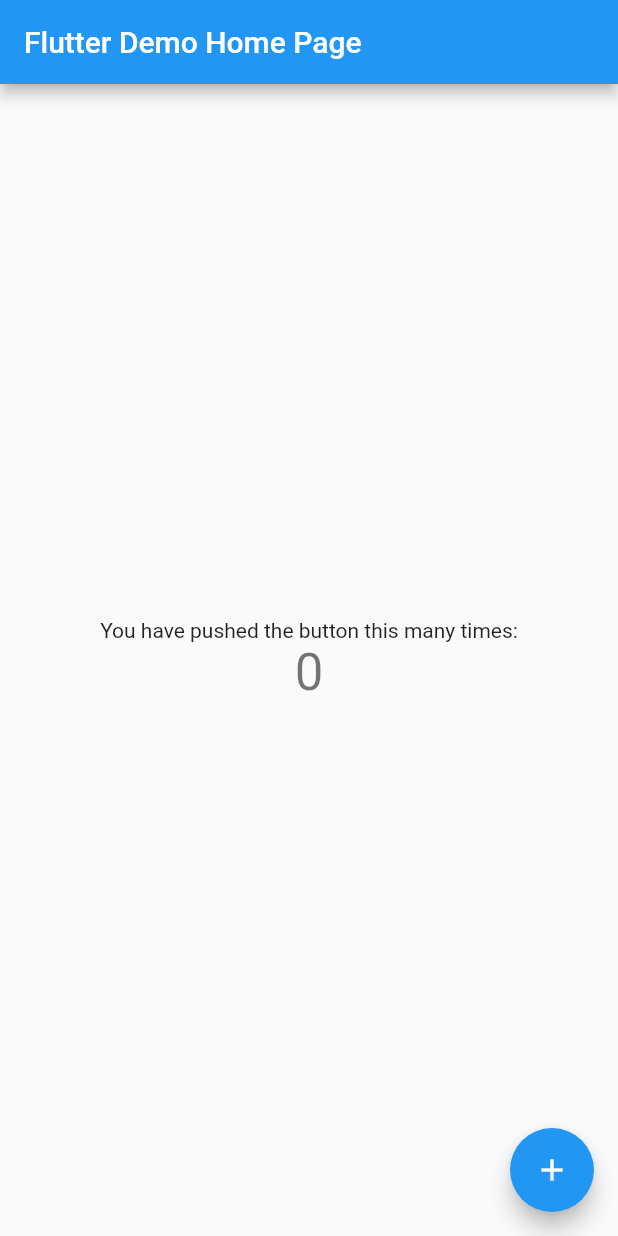
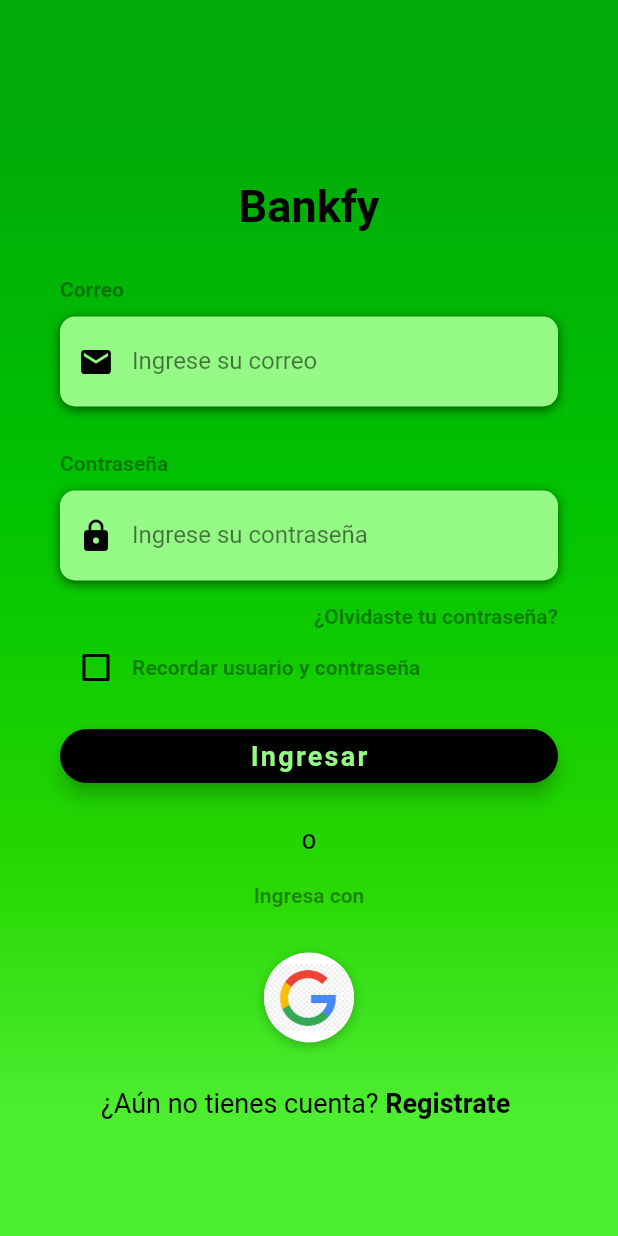
Before and after one commit to jorge97710/BankFy, a Flutter app: the screen it shows after launch, on a phone screen of 412 x 824 dp. Run offline on Flutter 3.47's test engine with Material 2 defaults, Android fonts, the phone set to English and light mode, and no system bars; Roboto replaces fonts that are missing (OpenSans).

Commit message:
Se sube la ventana de Login

```diff
--- /dev/null
+++ b/bankfy_app/lib/LoginScreen/login_screen.dart
@@ -0,0 +1,298 @@
+import 'package:bankfyapp/utilities/constants.dart';
+import 'package:flutter/material.dart';
+import 'package:flutter/services.dart';
+
+class LoginScreen extends StatefulWidget {
+  @override
+  _LoginScreenState createState() => _LoginScreenState();
+}
+
+class _LoginScreenState extends State<LoginScreen> {
+  bool _rememberMe = false;
+
+  Widget _buildEmailTF() {
+    return Column(
+      crossAxisAlignment: CrossAxisAlignment.start,
+      children: <Widget>[
+        Text(
+          'Correo',
+          style: kLabelStyle,
+        ),
+        SizedBox(height: 10.0),
+        Container(
+          alignment: Alignment.centerLeft,
+          decoration: kBoxDecorationStyle,
+          height: 60.0,
+          child: TextField(
+            keyboardType: TextInputType.emailAddress,
+            style: TextStyle(
+              color: Colors.black,
+              fontFamily: 'OpenSans'
+            ),
+            decoration: InputDecoration(
+              border: InputBorder.none,
+              contentPadding: EdgeInsets.only(top: 14.0),
+              prefixIcon: Icon(
+                Icons.email,
+                color: Colors.black,
+              ),
+              hintText: 'Ingrese su correo',
+              hintStyle: kHintTextStyle,
+            ),
+          ),
+        )
+      ],
+    );
+  }
+
+  Widget _buildPasswordTF() {
+    return Column(
+      crossAxisAlignment: CrossAxisAlignment.start,
+      children: <Widget>[
+        Text(
+          'Contraseña',
+          style: kLabelStyle,
+        ),
+        SizedBox(height: 10.0),
+        Container(
+          alignment: Alignment.centerLeft,
+          decoration: kBoxDecorationStyle,
+          height: 60.0,
+          child: TextField(
+            obscureText: true,
+            style: TextStyle(
+              color: Colors.black,
+              fontFamily: 'OpenSans'
+              ),
+            decoration: InputDecoration(
+              border: InputBorder.none,
+              contentPadding: EdgeInsets.only(top: 14.0),
+              prefixIcon: Icon(
+                Icons.lock,
+                color: Colors.black,
+              ),
+              hintText: 'Ingrese su contraseña',
+              hintStyle: kHintTextStyle,
+            ),
+          ),
+        )
+      ],
+    );
+  }
+
+  Widget _buildForgotPasswordBtn() {
+    return Container(
+      alignment: Alignment.centerRight,
+      child: FlatButton(
+        onPressed: () => print('Forgot Password Button Pressed'),
+        padding: EdgeInsets.only(right: 0.0),
+        child: Text(
+          '¿Olvidaste tu contraseña?',
+          style: kLabelStyle,
+        ),
+      ),
+    );
+  }
+
+  Widget _buildRememberMeCheckbox() {
+    return Container(
+      height: 20.0,
+      child: Row(
+        children: <Widget>[
+          Theme(
+            data: ThemeData(unselectedWidgetColor: Colors.black),
+            child: Checkbox(
+              value: _rememberMe,
+              checkColor: Colors.green,
+              activeColor: Colors.black,
+              onChanged: (value) {
+                setState(() {
+                  _rememberMe = value;
+                });
+              },
+            ),
+          ),
+          Text(
+            'Recordar usuario y contraseña',
+            style: kLabelStyle,
+          ),
+        ],
+      ),
+    );
+  }
+
+  Widget _buildLoginBtn() {
+    return Container(
+      padding: EdgeInsets.symmetric(vertical: 25.0),
+      width: double.infinity,
+      child: RaisedButton(
+        elevation: 5.0,
+        onPressed: () => print('Login Button Pressed'),
+        padding: EdgeInsets.all(5.0),
+        shape: RoundedRectangleBorder(
+          borderRadius: BorderRadius.circular(30.0),
+        ),
+        color: Colors.black,
+        child: Text(
+          'Ingresar',
+          style: TextStyle(
+            color: Color(0xFF95F985),
+            letterSpacing: 1.5,
+            fontSize: 18.0,
+            fontWeight: FontWeight.bold,
+            fontFamily: 'OpenSans',
+          ),
+        ),
+      ),
+    );
+  }
+
+  Widget _buildSignInWithText() {
+    return Column(
+      children: <Widget>[
+        Text(
+          ' O ',
+          style: TextStyle(
+            color: Colors.black,
+            fontWeight: FontWeight.w500,
+          ),
+        ),
+        SizedBox(height: 20.0),
+        Text(
+          'Ingresa con',
+          style: kLabelStyle,
+        ),
+      ],
+    );
+  }
+
+  Widget _buildGoogleEmail(Function onTap, AssetImage logo) {
+    return GestureDetector(
+      onTap: onTap,
+      child: Container(
+        height: 60.0,
+        width: 60.0,
+        decoration: BoxDecoration(
+          shape: BoxShape.circle,
+          color: Colors.white,
+          boxShadow: [
+            BoxShadow(
+              color: Colors.black26,
+              offset: Offset(0, 2),
+              blurRadius: 6.0,
+            ),
+          ],
+          image: DecorationImage(
+            image: logo,
+          )
+        ),
+      ),
+    );
+  }
+
+  Widget _buildButonsSignIn() {
+    return Padding(
+      padding: EdgeInsets.symmetric(vertical: 30.0),
+      child: Row(
+        mainAxisAlignment: MainAxisAlignment.spaceEvenly,
+        children: <Widget>[
+          _buildGoogleEmail(
+            () => print('Ingresando con Google'),
+            AssetImage(
+              'assets/logos/google.jpg',
+            ),
+          ),
+        ],
+      ),
+    );
+  }
+
+  Widget _buildSingUpBtn() {
+    return GestureDetector(
+      onTap: () => print('Sing Up button Pressed'),
+      child: RichText(
+        text: TextSpan(
+          children:[
+            TextSpan(
+              text: '¿Aún no tienes cuenta? ',
+              style: TextStyle(
+                color: Colors.black,
+                fontSize: 18.0,
+                fontWeight: FontWeight.w400,
+              ),
+            ),
+            TextSpan(
+              text: 'Registrate ',
+              style: TextStyle(
+                color: Colors.black,
+                fontSize: 18.0,
+                fontWeight: FontWeight.bold,
+              ),
+            ),
+          ],
+        ),
+      ),
+    );
+  }
+
+  @override
+  Widget build(BuildContext context) {
+    return Scaffold(
+      body: Stack(
+        children: <Widget>[
+          Container(
+            height: double.infinity,
+            width: double.infinity,
+            decoration: BoxDecoration(
+              gradient: LinearGradient(
+                begin: Alignment.topCenter,
+                end: Alignment.bottomCenter,
+                colors: [
+                  Color(0xFF00AB08),
+                  Color(0xFF00C301),
+                  Color(0xFF26D701),
+                  Color(0xFF4DED30),
+                ],
+                stops: [0.1, 0.4, 0.7, 0.9]
+              )
+            ),
+          ),
+          Container(
+            height: double.infinity,
+            child: SingleChildScrollView(
+              physics: AlwaysScrollableScrollPhysics(),
+              padding: EdgeInsets.symmetric(
+                horizontal: 40.0,
+                vertical: 120.0,
+              ),
+              child: Column(
+                mainAxisAlignment: MainAxisAlignment.center,
+                children: <Widget>[
+                  Text(
+                    'Bankfy',
+                    style: TextStyle(
+                      color: Colors.black,
+                      fontFamily: 'OpenSans',
+                      fontSize: 30.0,
+                      fontWeight: FontWeight.bold,
+                    ),
+                  ),
+                  SizedBox(height: 30.0),
+                  _buildEmailTF(),
+                  SizedBox(height: 30.0),
+                  _buildPasswordTF(),
+                  _buildForgotPasswordBtn(),
+                  _buildRememberMeCheckbox(),
+                  _buildLoginBtn(),
+                  _buildSignInWithText(),
+                  _buildButonsSignIn(),
+                  _buildSingUpBtn(),
+                ],
+              ),
+            ),
+          )
+        ],
+      ),
+    );
+  }
+}
--- a/bankfy_app/lib/main.dart
+++ b/bankfy_app/lib/main.dart
@@ -1,4 +1,5 @@
 import 'package:flutter/material.dart';
+import 'LoginScreen/login_screen.dart';
 
 void main() => runApp(MyApp());
 
@@ -7,105 +8,105 @@ class MyApp extends StatelessWidget {
   @override
   Widget build(BuildContext context) {
     return MaterialApp(
-      title: 'Flutter Demo',
-      theme: ThemeData(
-        // This is the theme of your application.
-        //
-        // Try running your application with "flutter run". You'll see the
-        // application has a blue toolbar. Then, without quitting the app, try
-        // changing the primarySwatch below to Colors.green and then invoke
-        // "hot reload" (press "r" in the console where you ran "flutter run",
-        // or simply save your changes to "hot reload" in a Flutter IDE).
-        // Notice that the counter didn't reset back to zero; the application
-        // is not restarted.
-        primarySwatch: Colors.blue,
-      ),
-      home: MyHomePage(title: 'Flutter Demo Home Page'),
+      // title: 'Flutter Demo',
+      // theme: ThemeData(
+      //   // This is the theme of your application.
+      //   //
+      //   // Try running your application with "flutter run". You'll see the
+      //   // application has a blue toolbar. Then, without quitting the app, try
+      //   // changing the primarySwatch below to Colors.green and then invoke
+      //   // "hot reload" (press "r" in the console where you ran "flutter run",
+      //   // or simply save your changes to "hot reload" in a Flutter IDE).
+      //   // Notice that the counter didn't reset back to zero; the application
+      //   // is not restarted.
+      //   primarySwatch: Colors.blue,
+      // ),
+      home: LoginScreen(),
     );
   }
 }
 
-class MyHomePage extends StatefulWidget {
-  MyHomePage({Key key, this.title}) : super(key: key);
+// class MyHomePage extends StatefulWidget {
+//   MyHomePage({Key key, this.title}) : super(key: key);
 
-  // This widget is the home page of your application. It is stateful, meaning
-  // that it has a State object (defined below) that contains fields that affect
-  // how it looks.
+//   // This widget is the home page of your application. It is stateful, meaning
+//   // that it has a State object (defined below) that contains fields that affect
+//   // how it looks.
 
-  // This class is the configuration for the state. It holds the values (in this
-  // case the title) provided by the parent (in this case the App widget) and
-  // used by the build method of the State. Fields in a Widget subclass are
-  // always marked "final".
+//   // This class is the configuration for the state. It holds the values (in this
+//   // case the title) provided by the parent (in this case the App widget) and
+//   // used by the build method of the State. Fields in a Widget subclass are
+//   // always marked "final".
 
-  final String title;
+//   final String title;
 
-  @override
-  _MyHomePageState createState() => _MyHomePageState();
-}
+//   @override
+//   _MyHomePageState createState() => _MyHomePageState();
+// }
 
-class _MyHomePageState extends State<MyHomePage> {
-  int _counter = 0;
+// class _MyHomePageState extends State<MyHomePage> {
+//   int _counter = 0;
 
-  void _incrementCounter() {
-    setState(() {
-      // This call to setState tells the Flutter framework that something has
-      // changed in this State, which causes it to rerun the build method below
-      // so that the display can reflect the updated values. If we changed
-      // _counter without calling setState(), then the build method would not be
-      // called again, and so nothing would appear to happen.
-      _counter++;
-    });
-  }
+//   void _incrementCounter() {
+//     setState(() {
+//       // This call to setState tells the Flutter framework that something has
+//       // changed in this State, which causes it to rerun the build method below
+//       // so that the display can reflect the updated values. If we changed
+//       // _counter without calling setState(), then the build method would not be
+//       // called again, and so nothing would appear to happen.
+//       _counter++;
+//     });
+//   }
 
-  @override
-  Widget build(BuildContext context) {
-    // This method is rerun every time setState is called, for instance as done
-    // by the _incrementCounter method above.
-    //
-    // The Flutter framework has been optimized to make rerunning build methods
-    // fast, so that you can just rebuild anything that needs updating rather
-    // than having to individually change instances of widgets.
-    return Scaffold(
-      appBar: AppBar(
-        // Here we take the value from the MyHomePage object that was created by
-        // the App.build method, and use it to set our appbar title.
-        title: Text(widget.title),
-      ),
-      body: Center(
-        // Center is a layout widget. It takes a single child and positions it
-        // in the middle of the parent.
-        child: Column(
-          // Column is also a layout widget. It takes a list of children and
-          // arranges them vertically. By default, it sizes itself to fit its
-          // children horizontally, and tries to be as tall as its parent.
-          //
-          // Invoke "debug painting" (press "p" in the console, choose the
-          // "Toggle Debug Paint" action from the Flutter Inspector in Android
-          // Studio, or the "Toggle Debug Paint" command in Visual Studio Code)
-          // to see the wireframe for each widget.
-          //
-          // Column has various properties to control how it sizes itself and
-          // how it positions its children. Here we use mainAxisAlignment to
-          // center the children vertically; the main axis here is the vertical
-          // axis because Columns are vertical (the cross axis would be
-          // horizontal).
-          mainAxisAlignment: MainAxisAlignment.center,
-          children: <Widget>[
-            Text(
-              'You have pushed the button this many times:',
-            ),
-            Text(
-              '$_counter',
-              style: Theme.of(context).textTheme.display1,
-            ),
-          ],
-        ),
-      ),
-      floatingActionButton: FloatingActionButton(
-        onPressed: _incrementCounter,
-        tooltip: 'Increment',
-        child: Icon(Icons.add),
-      ), // This trailing comma makes auto-formatting nicer for build methods.
-    );
-  }
-}
+//   @override
+//   Widget build(BuildContext context) {
+//     // This method is rerun every time setState is called, for instance as done
+//     // by the _incrementCounter method above.
+//     //
+//     // The Flutter framework has been optimized to make rerunning build methods
+//     // fast, so that you can just rebuild anything that needs updating rather
+//     // than having to individually change instances of widgets.
+//     return Scaffold(
+//       appBar: AppBar(
+//         // Here we take the value from the MyHomePage object that was created by
+//         // the App.build method, and use it to set our appbar title.
+//         title: Text(widget.title),
+//       ),
+//       body: Center(
+//         // Center is a layout widget. It takes a single child and positions it
+//         // in the middle of the parent.
+//         child: Column(
+//           // Column is also a layout widget. It takes a list of children and
+//           // arranges them vertically. By default, it sizes itself to fit its
+//           // children horizontally, and tries to be as tall as its parent.
+//           //
+//           // Invoke "debug painting" (press "p" in the console, choose the
+//           // "Toggle Debug Paint" action from the Flutter Inspector in Android
+//           // Studio, or the "Toggle Debug Paint" command in Visual Studio Code)
+//           // to see the wireframe for each widget.
+//           //
+//           // Column has various properties to control how it sizes itself and
+//           // how it positions its children. Here we use mainAxisAlignment to
+//           // center the children vertically; the main axis here is the vertical
+//           // axis because Columns are vertical (the cross axis would be
+//           // horizontal).
+//           mainAxisAlignment: MainAxisAlignment.center,
+//           children: <Widget>[
+//             Text(
+//               'You have pushed the button this many times:',
+//             ),
+//             Text(
+//               '$_counter',
+//               style: Theme.of(context).textTheme.display1,
+//             ),
+//           ],
+//         ),
+//       ),
+//       floatingActionButton: FloatingActionButton(
+//         onPressed: _incrementCounter,
+//         tooltip: 'Increment',
+//         child: Icon(Icons.add),
+//       ), // This trailing comma makes auto-formatting nicer for build methods.
+//     );
+//   }
+// }
--- /dev/null
+++ b/bankfy_app/lib/utilities/constants.dart
@@ -0,0 +1,24 @@
+import 'package:flutter/material.dart';
+
+final kHintTextStyle = TextStyle(
+  color: Colors.black54,
+  fontFamily: 'OpenSans',
+);
+
+final kLabelStyle = TextStyle(
+  color: Colors.black38,
+  fontWeight: FontWeight.bold,
+  fontFamily: 'OpenSans',
+);
+
+final kBoxDecorationStyle = BoxDecoration(
+  color: Color(0xFF95F985),
+  borderRadius: BorderRadius.circular(10.0),
+  boxShadow: [
+    BoxShadow(
+      color: Colors.black54,
+      blurRadius: 6.0,
+      offset: Offset(0, 2),
+    ),
+  ],
+);
--- a/bankfy_app/pubspec.yaml
+++ b/bankfy_app/pubspec.yaml
@@ -41,7 +41,8 @@ flutter:
   uses-material-design: true
 
   # To add assets to your application, add an assets section, like this:
-  # assets:
+  assets:
+    - assets/logos/google.jpg
   #  - images/a_dot_burr.jpeg
   #  - images/a_dot_ham.jpeg
 
```
Also changed, not shown: bankfy_app/assets/logos/google.jpg (added).
